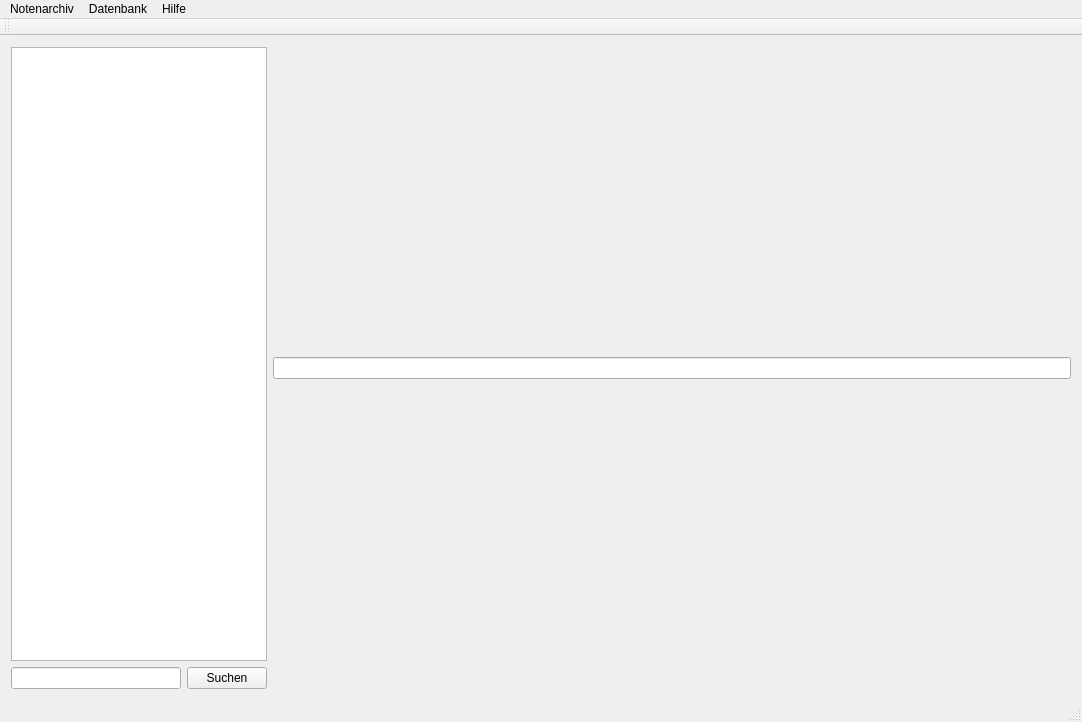
Above: MainWindow.ui from lukeelten/notenarchiv before the change. Below: the same form after it.
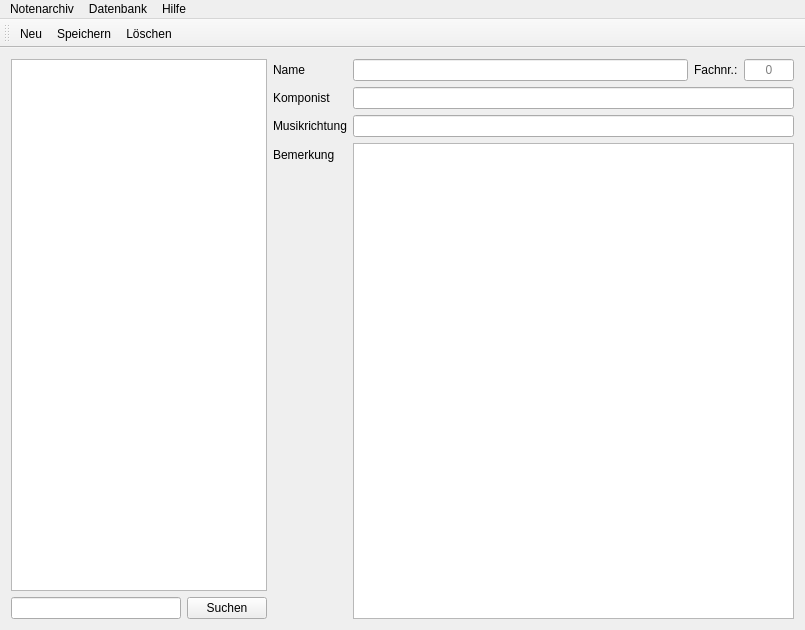
That is the form after the change. Icons and pictures are not drawn.

What changed in the file:
```diff
--- a/MainWindow.ui
+++ b/MainWindow.ui
@@ -6,8 +6,8 @@
    <rect>
     <x>0</x>
     <y>0</y>
-    <width>1082</width>
-    <height>722</height>
+    <width>805</width>
+    <height>630</height>
    </rect>
   </property>
   <property name="windowTitle">
@@ -62,6 +62,13 @@
           <property name="text">
            <string>Suchen</string>
           </property>
+          <property name="icon">
+           <iconset resource="Icons.qrc">
+            <normaloff>:/icons/search</normaloff>:/icons/search</iconset>
+          </property>
+          <property name="flat">
+           <bool>false</bool>
+          </property>
          </widget>
         </item>
        </layout>
@@ -71,7 +78,121 @@
     <item>
      <layout class="QVBoxLayout" name="verticalLayout">
       <item>
-       <widget class="QLineEdit" name="lineEdit"/>
+       <layout class="QFormLayout" name="formLayout">
+        <item row="0" column="0">
+         <widget class="QLabel" name="label">
+          <property name="text">
+           <string>Name</string>
+          </property>
+         </widget>
+        </item>
+        <item row="1" column="0">
+         <widget class="QLabel" name="textWriter">
+          <property name="text">
+           <string>Komponist</string>
+          </property>
+         </widget>
+        </item>
+        <item row="1" column="1">
+         <widget class="QLineEdit" name="lineEdit_2"/>
+        </item>
+        <item row="2" column="0">
+         <widget class="QLabel" name="label_3">
+          <property name="text">
+           <string>Musikrichtung</string>
+          </property>
+         </widget>
+        </item>
+        <item row="2" column="1">
+         <widget class="QLineEdit" name="textStyle"/>
+        </item>
+        <item row="3" column="1">
+         <widget class="QPlainTextEdit" name="textComment">
+          <property name="sizePolicy">
+           <sizepolicy hsizetype="Expanding" vsizetype="Expanding">
+            <horstretch>0</horstretch>
+            <verstretch>2</verstretch>
+           </sizepolicy>
+          </property>
+          <property name="minimumSize">
+           <size>
+            <width>0</width>
+            <height>0</height>
+           </size>
+          </property>
+          <property name="maximumSize">
+           <size>
+            <width>16777215</width>
+            <height>16777215</height>
+           </size>
+          </property>
+         </widget>
+        </item>
+        <item row="3" column="0">
+         <widget class="QLabel" name="label_2">
+          <property name="text">
+           <string>Bemerkung</string>
+          </property>
+         </widget>
+        </item>
+        <item row="0" column="1">
+         <layout class="QHBoxLayout" name="horizontalLayout_3">
+          <item>
+           <widget class="QLineEdit" name="lineEdit"/>
+          </item>
+          <item>
+           <widget class="QLabel" name="label_4">
+            <property name="text">
+             <string>Fachnr.:</string>
+            </property>
+           </widget>
+          </item>
+          <item>
+           <widget class="QLineEdit" name="lineEdit_3">
+            <property name="sizePolicy">
+             <sizepolicy hsizetype="Fixed" vsizetype="Fixed">
+              <horstretch>0</horstretch>
+              <verstretch>0</verstretch>
+             </sizepolicy>
+            </property>
+            <property name="minimumSize">
+             <size>
+              <width>50</width>
+              <height>0</height>
+             </size>
+            </property>
+            <property name="maximumSize">
+             <size>
+              <width>50</width>
+              <height>16777215</height>
+             </size>
+            </property>
+            <property name="sizeIncrement">
+             <size>
+              <width>50</width>
+              <height>0</height>
+             </size>
+            </property>
+            <property name="baseSize">
+             <size>
+              <width>50</width>
+              <height>0</height>
+             </size>
+            </property>
+            <property name="maxLength">
+             <number>4</number>
+            </property>
+            <property name="alignment">
+             <set>Qt::AlignCenter</set>
+            </property>
+            <property name="placeholderText">
+             <string>0</string>
+            </property>
+           </widget>
+          </item>
+         </layout>
+        </item>
+       </layout>
       </item>
      </layout>
     </item>
@@ -82,7 +203,7 @@
     <rect>
      <x>0</x>
      <y>0</y>
-     <width>1082</width>
+     <width>805</width>
      <height>21</height>
     </rect>
    </property>
@@ -126,8 +247,10 @@
    <attribute name="toolBarBreak">
     <bool>false</bool>
    </attribute>
+   <addaction name="toolbarNew"/>
+   <addaction name="toolbarSave"/>
+   <addaction name="toolbarDelete"/>
   </widget>
-  <widget class="QStatusBar" name="statusBar"/>
   <action name="menuQuit">
    <property name="text">
     <string>Beenden</string>
@@ -163,6 +286,51 @@
     <string>Als XML (*.xml)</string>
    </property>
   </action>
+  <action name="toolbarNew">
+   <property name="icon">
+    <iconset resource="Icons.qrc">
+     <normaloff>:/icons/add</normaloff>:/icons/add</iconset>
+   </property>
+   <property name="text">
+    <string>Neu</string>
+   </property>
+   <property name="toolTip">
+    <string>&lt;html&gt;&lt;head/&gt;&lt;body&gt;&lt;p&gt;Neues Element hinzufügen&lt;/p&gt;&lt;/body&gt;&lt;/html&gt;</string>
+   </property>
+   <property name="shortcut">
+    <string>Ctrl+N</string>
+   </property>
+  </action>
+  <action name="toolbarSave">
+   <property name="icon">
+    <iconset resource="Icons.qrc">
+     <normaloff>:/icons/save</normaloff>:/icons/save</iconset>
+   </property>
+   <property name="text">
+    <string>Speichern</string>
+   </property>
+   <property name="toolTip">
+    <string>Änderungen speichern</string>
+   </property>
+   <property name="shortcut">
+    <string>Ctrl+S</string>
+   </property>
+  </action>
+  <action name="toolbarDelete">
+   <property name="icon">
+    <iconset resource="Icons.qrc">
+     <normaloff>:/icons/delete</normaloff>:/icons/delete</iconset>
+   </property>
+   <property name="text">
+    <string>Löschen</string>
+   </property>
+   <property name="toolTip">
+    <string>Aktuelles Element löschen</string>
+   </property>
+   <property name="shortcut">
+    <string>Del</string>
+   </property>
+  </action>
  </widget>
  <layoutdefault spacing="6" margin="11"/>
  <resources/>
```
Left out of the diff: 39 changed lines with no effect on the pictures.
